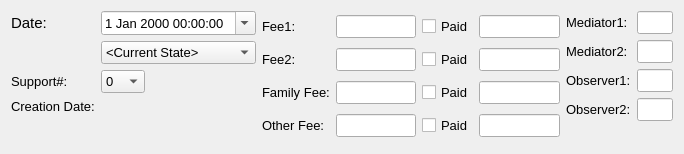
Old version of the form drc/gui/mediationsessionform.ui in the repository lansdon/cpts483_drc.
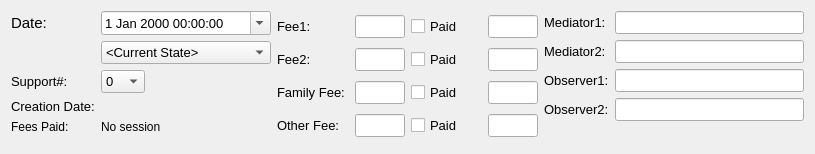
New version of the form.

The edit to the form file:
```diff
--- a/drc/gui/mediationsessionform.ui
+++ b/drc/gui/mediationsessionform.ui
@@ -6,7 +6,7 @@
    <rect>
     <x>0</x>
     <y>0</y>
-    <width>684</width>
+    <width>815</width>
     <height>154</height>
    </rect>
   </property>
@@ -25,8 +25,8 @@
   <property name="windowTitle">
    <string>Mediation Session</string>
   </property>
-  <layout class="QVBoxLayout" name="verticalLayout">
-   <item>
+  <layout class="QGridLayout" name="gridLayout_2">
+   <item row="0" column="0">
     <layout class="QHBoxLayout" name="horizontalLayout_5">
      <item>
       <layout class="QFormLayout" name="formLayout">
@@ -202,6 +202,20 @@
          </property>
         </widget>
        </item>
+       <item row="4" column="0">
+        <widget class="QLabel" name="FeesPaidLabel">
+         <property name="text">
+          <string>Fees Paid:</string>
+         </property>
+        </widget>
+       </item>
+       <item row="4" column="1">
+        <widget class="QLabel" name="feePaidDisplayLabel">
+         <property name="text">
+          <string>No session</string>
+         </property>
+        </widget>
+       </item>
       </layout>
      </item>
      <item>
@@ -220,6 +234,12 @@
        </item>
        <item row="3" column="1">
         <widget class="QLineEdit" name="OtherFeeLineEdit">
+         <property name="maximumSize">
+          <size>
+           <width>50</width>
+           <height>16777215</height>
+          </size>
+         </property>
          <property name="font">
           <font>
            <pointsize>10</pointsize>
@@ -241,6 +261,12 @@
        </item>
        <item row="3" column="3">
         <widget class="QLineEdit" name="incomeFeeOtherLineEdit">
+         <property name="maximumSize">
+          <size>
+           <width>50</width>
+           <height>16777215</height>
+          </size>
+         </property>
          <property name="font">
           <font>
            <pointsize>10</pointsize>
@@ -262,6 +288,12 @@
        </item>
        <item row="2" column="3">
         <widget class="QLineEdit" name="incomeFeeFamilyLineEdit">
+         <property name="maximumSize">
+          <size>
+           <width>50</width>
+           <height>16777215</height>
+          </size>
+         </property>
          <property name="font">
           <font>
            <pointsize>10</pointsize>
@@ -283,6 +315,12 @@
        </item>
        <item row="1" column="3">
         <widget class="QLineEdit" name="incomeFee2LineEdit">
+         <property name="maximumSize">
+          <size>
+           <width>50</width>
+           <height>16777215</height>
+          </size>
+         </property>
          <property name="font">
           <font>
            <pointsize>10</pointsize>
@@ -292,6 +330,12 @@
        </item>
        <item row="2" column="1">
         <widget class="QLineEdit" name="FamilyFeeLineEdit">
+         <property name="maximumSize">
+          <size>
+           <width>50</width>
+           <height>16777215</height>
+          </size>
+         </property>
          <property name="font">
           <font>
            <pointsize>10</pointsize>
@@ -301,6 +345,12 @@
        </item>
        <item row="0" column="3">
         <widget class="QLineEdit" name="incomeFee1LineEdit">
+         <property name="maximumSize">
+          <size>
+           <width>50</width>
+           <height>16777215</height>
+          </size>
+         </property>
          <property name="font">
           <font>
            <pointsize>10</pointsize>
@@ -346,6 +396,12 @@
        </item>
        <item row="1" column="1">
         <widget class="QLineEdit" name="Fee2LineEdit">
+         <property name="maximumSize">
+          <size>
+           <width>50</width>
+           <height>16777215</height>
+          </size>
+         </property>
          <property name="font">
           <font>
            <pointsize>10</pointsize>
@@ -355,6 +411,12 @@
        </item>
        <item row="0" column="1">
         <widget class="QLineEdit" name="Fee1LineEdit">
+         <property name="maximumSize">
+          <size>
+           <width>50</width>
+           <height>16777215</height>
+          </size>
+         </property>
          <property name="font">
           <font>
            <pointsize>10</pointsize>
@@ -378,28 +440,10 @@
      </item>
      <item>
       <layout class="QFormLayout" name="formLayout_3">
-       <item row="2" column="0">
-        <widget class="QLabel" name="label_7">
-         <property name="font">
-          <font>
-           <pointsize>10</pointsize>
-          </font>
-         </property>
-         <property name="text">
-          <string>Mediator2:</string>
-         </property>
-        </widget>
-       </item>
-       <item row="2" column="1">
-        <widget class="QLineEdit" name="Mediator2LineEdit">
-         <property name="font">
-          <font>
-           <pointsize>10</pointsize>
-          </font>
-         </property>
-        </widget>
-       </item>
-       <item row="1" column="0">
+       <property name="fieldGrowthPolicy">
+        <enum>QFormLayout::AllNonFixedFieldsGrow</enum>
+       </property>
+       <item row="0" column="0">
         <widget class="QLabel" name="label_6">
          <property name="font">
           <font>
@@ -411,8 +455,14 @@
          </property>
         </widget>
        </item>
-       <item row="1" column="1">
+       <item row="0" column="1">
         <widget class="QLineEdit" name="MediatorLineEdit">
+         <property name="minimumSize">
+          <size>
+           <width>100</width>
+           <height>0</height>
+          </size>
+         </property>
          <property name="font">
           <font>
            <pointsize>10</pointsize>
@@ -420,7 +470,28 @@
          </property>
         </widget>
        </item>
-       <item row="3" column="0">
+       <item row="1" column="0">
+        <widget class="QLabel" name="label_7">
+         <property name="font">
+          <font>
+           <pointsize>10</pointsize>
+          </font>
+         </property>
+         <property name="text">
+          <string>Mediator2:</string>
+         </property>
+        </widget>
+       </item>
+       <item row="1" column="1">
+        <widget class="QLineEdit" name="Mediator2LineEdit">
+         <property name="font">
+          <font>
+           <pointsize>10</pointsize>
+          </font>
+         </property>
+        </widget>
+       </item>
+       <item row="2" column="0">
         <widget class="QLabel" name="label_8">
          <property name="font">
           <font>
@@ -432,7 +503,7 @@
          </property>
         </widget>
        </item>
-       <item row="3" column="1">
+       <item row="2" column="1">
         <widget class="QLineEdit" name="Observe1LineEdit">
          <property name="font">
           <font>
@@ -441,7 +512,7 @@
          </property>
         </widget>
        </item>
-       <item row="4" column="0">
+       <item row="3" column="0">
         <widget class="QLabel" name="label_9">
          <property name="font">
           <font>
@@ -453,7 +524,7 @@
          </property>
         </widget>
        </item>
-       <item row="4" column="1">
+       <item row="3" column="1">
         <widget class="QLineEdit" name="Observer2lineEdit">
          <property name="font">
           <font>
```
Left out of the diff: 3 changed lines with no effect on the pictures.
